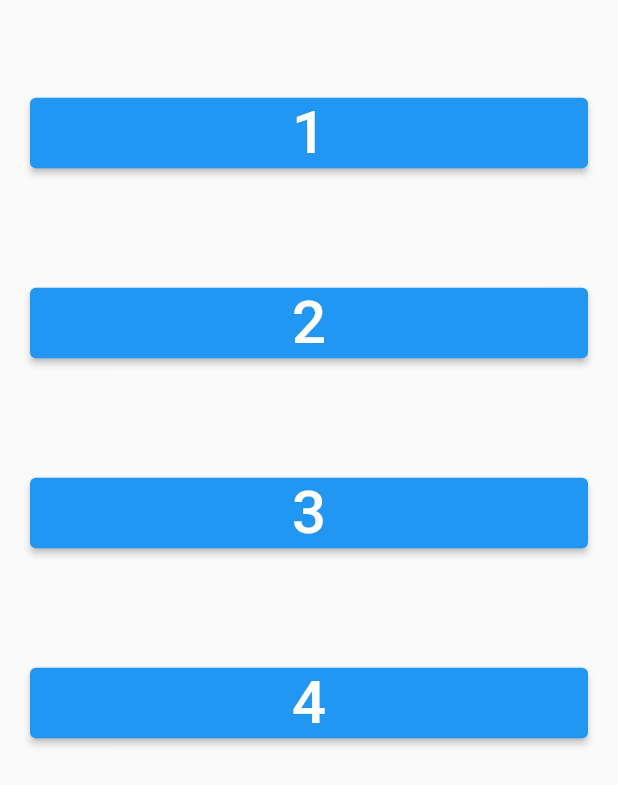
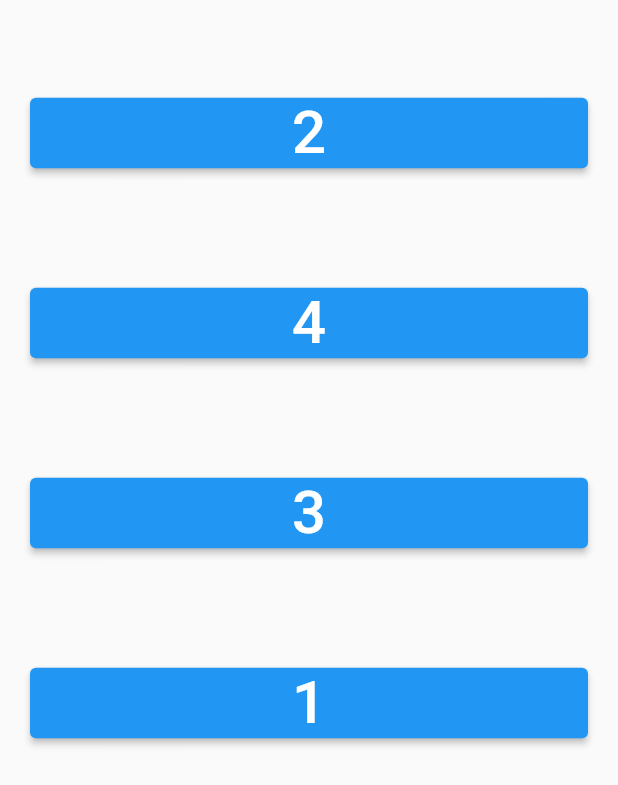
Before and after one commit to FelipeCostaOliveira/Quiz, a Flutter app: the Quiz screen opened by its route, on a phone screen of 412 x 824 dp. Shown: the part 408-1193 px from the top of the screen. Run offline on Flutter 3.47's test engine with Material 2 defaults, Android fonts, the phone set to English and light mode, and no system bars.

```diff
--- a/lib/main.dart
+++ b/lib/main.dart
@@ -15,7 +15,7 @@ class MyApp extends StatelessWidget {
       routes: {
         '/': (context) => const HomePage(),
         '/Quiz':(context) => Quiz(),
-        '/Resultados':(context) => Resultados(acertos: 1),
+        Resultados.routename:(context) => Resultados(),
       },
     );
   }
--- a/lib/pages/HomePage.dart
+++ b/lib/pages/HomePage.dart
@@ -1,5 +1,5 @@
 import 'package:flutter/material.dart';
-import 'QuizPage.dart';
+// import 'QuizPage.dart';
 
 class HomePage extends StatelessWidget {
   const HomePage({Key? key}) : super(key: key);
--- a/lib/pages/QuizPage.dart
+++ b/lib/pages/QuizPage.dart
@@ -1,8 +1,9 @@
 import 'package:flutter/material.dart';
-import 'Resultados.dart';
+import 'package:quiz/pages/Resultados.dart';
+import 'package:quiz/pages/dados.dart';
 
 class Quiz extends StatefulWidget {
-  const Quiz({super.key});
+  const Quiz({Key? key}) : super(key: key);
 
   @override
   State<Quiz> createState() => _QuizState();
@@ -12,116 +13,36 @@ class _QuizState extends State<Quiz> {
   int perguntaNumero = 1;
   int acertos = 0;
   int erros = 0;
+  bool quizConcluido = false; // Variável para controlar se o quiz foi concluído
 
   @override
   Widget build(BuildContext context) {
-    List quiz = [
-      {
-        "pergunta": "a?",
-        "respostas": [
-          "1",
-          "2",
-          "3",
-          "4",
-        ],
-        "alternativa_certa": 2,
-      },
-      {
-        "pergunta": "b",
-        "repostas": [
-          "5",
-          "6",
-          "7",
-          "8",
-        ],
-        "alternativa_certa": 2,
-      },
-      {
-        "pergunta": "c",
-        "repostas": [
-          "9",
-          "10",
-          "11",
-          "12",
-        ],
-        "alternativa_certa": 2,
-      },
-      {
-        "pergunta": "d",
-        "repostas": [
-          "13",
-          "14",
-          "15",
-          "16",
-        ],
-        "alternativa_certa": 2,
-      },
-      {
-        "pergunta": "e",
-        "repostas": [
-          "17",
-          "18",
-          "19",
-          "20",
-        ],
-        "alternativa_certa": 2,
-      },
-      {
-        "pergunta": "f",
-        "repostas": [
-          "21",
-          "22",
-          "23",
-          "24",
-        ],
-        "alternativa_certa": 2,
-      },
-      {
-        "pergunta": "g",
-        "repostas": [
-          "25",
-          "26",
-          "27",
-          "28",
-        ],
-        "alternativa_certa": 2,
-      },
-      {
-        "pergunta": "h",
-        "repostas": [
-          "29",
-          "30",
-          "31",
-          "32",
-        ],
-        "alternativa_certa": 2,
-      },
-      {
-        "pergunta": "i",
-        "repostas": [
-          "33",
-          "34",
-          "35",
-          "36",
-        ],
-        "alternativa_certa": 2,
-      },
-      {
-        "pergunta": "j",
-        "repostas": [
-          "37",
-          "38",
-          "39",
-          "40",
-        ],
-        "alternativa_certa": 2,
-      },
-    ];
-    print('dados');
-    //print(quiz);
+    // quiz.shuffle();
+    quiz.forEach((elemento) {
+      int alternativa_correta = elemento['alternativa_certa'];
+      List respostas = elemento['respostas'];
+      String reposta_certa = elemento['respostas'][alternativa_correta - 1];
+
+      respostas.shuffle();
+      int i = 1;
+
+      respostas.forEach((elemento) {
+        // print(elemento);
+        if (elemento == reposta_certa) {
+          alternativa_correta = i;
+        }
+        i++;
+      });
+      elemento['alternativa_certa'] = alternativa_correta;
+    });
+
     void respondeu(int respostaNumero) {
       setState(() {
-        if (quiz[perguntaNumero - 1]['alternativa_certa'] == respostaNumero) {
+        if (!quizConcluido) {
+          // Verifica se o quiz ainda não foi concluído
+          if (perguntaNumero <= quiz.length) {
+            if (quiz[perguntaNumero - 1]['alternativa_certa'] ==
+                respostaNumero) {
               print('acertou');
               acertos++;
             } else {
@@ -130,10 +51,16 @@ class _QuizState extends State<Quiz> {
             }
 
             print('acertos totais: $acertos\nerros totais: $erros');
-        if (perguntaNumero == 10) {
+
+            if (perguntaNumero == quiz.length) {
               print('terminou o quiz');
+              quizConcluido = true;
+              Navigator.pushNamed(context, 'Resultado',
+                  arguments: Argumentos(acertos));
             } else {
               perguntaNumero++;
+            }
+          }
         }
       });
     }
@@ -155,14 +82,16 @@ class _QuizState extends State<Quiz> {
           children: [
             Align(
               alignment: Alignment.topLeft,
-                child: Text('Pergunta $perguntaNumero de 10'),
+              child: Text('Pergunta $perguntaNumero de ${quiz.length}'),
             ),
             Text('Pergunta:\n\n ' + quiz[perguntaNumero - 1]['pergunta']),
             SizedBox(
               width: double.infinity,
               child: ElevatedButton(
-                  onPressed: () {
-                    Navigator.pushNamed(context, '/Resultados');
+                onPressed: quizConcluido
+                    ? null
+                    : () {
+                        respondeu(1);
                       },
                 child: Text(
                   quiz[perguntaNumero - 1]['respostas'][0],
@@ -173,8 +102,10 @@ class _QuizState extends State<Quiz> {
             SizedBox(
               width: double.infinity,
               child: ElevatedButton(
-                  onPressed: () {
-                    Navigator.pushNamed(context, '/Resultados');
+                onPressed: quizConcluido
+                    ? null
+                    : () {
+                        respondeu(2);
                       },
                 child: Text(
                   quiz[perguntaNumero - 1]['respostas'][1],
@@ -185,8 +116,10 @@ class _QuizState extends State<Quiz> {
             SizedBox(
               width: double.infinity,
               child: ElevatedButton(
-                  onPressed: () {
-                    Navigator.pushNamed(context, '/Resultados');
+                onPressed: quizConcluido
+                    ? null
+                    : () {
+                        respondeu(3);
                       },
                 child: Text(
                   quiz[perguntaNumero - 1]['respostas'][2],
@@ -197,8 +130,10 @@ class _QuizState extends State<Quiz> {
             SizedBox(
               width: double.infinity,
               child: ElevatedButton(
-                  onPressed: () {
-                    Navigator.pushNamed(context, '/Resultados');
+                onPressed: quizConcluido
+                    ? null
+                    : () {
+                        respondeu(4);
                       },
                 child: Text(
                   quiz[perguntaNumero - 1]['respostas'][3],
@@ -208,6 +143,15 @@ class _QuizState extends State<Quiz> {
             ),
           ],
         ),
-        ));
+      ),
+    );
   }
 }
+
+void main() {
+  runApp(
+    MaterialApp(
+      home: Quiz(),
+    ),
+  );
+}
--- a/lib/pages/Resultados.dart
+++ b/lib/pages/Resultados.dart
@@ -1,11 +1,18 @@
 import 'package:flutter/material.dart';
 import 'QuizPage.dart';
 
+class Argumentos {
+  int acertos = 0;
+  Argumentos(this.acertos);
+}
+
 class Resultados extends StatelessWidget {
-  const Resultados({Key? key, required this.acertos }) : super(key: key);
-  final int acertos;
+  static const routename = 'Resultado';
+  const Resultados({Key? key}) : super(key: key);
+
   @override
   Widget build(BuildContext context) {
+    final argumentos = ModalRoute.of(context)?.settings.arguments as Argumentos;
     return Scaffold(
         appBar: AppBar(
           backgroundColor: Colors.black,
@@ -26,7 +33,7 @@ class Resultados extends StatelessWidget {
                 style: TextStyle(fontSize: 50),
               ),
               Text(
-                'Você acertou\n$acertos de 10\nperguntas',
+                'Você acertou\n${argumentos.acertos} de 10\nperguntas',
                 style: TextStyle(fontSize: 40),
               ),
               SizedBox(
--- /dev/null
+++ b/lib/pages/dados.dart
@@ -0,0 +1,54 @@
+final List<Map<String, dynamic>> quiz = [
+      {
+        "pergunta": "a?",
+        "respostas": ["1", "2", "3", "4"],
+        "alternativa_certa": 2,
+      },
+      {
+        "pergunta": "b?",
+        "respostas": ["3", "2", "5", "4"],
+        "alternativa_certa": 2,
+      },
+      {
+        "pergunta": "c?",
+        "respostas": ["3", "2", "5", "4"],
+        "alternativa_certa": 2,
+      },
+      {
+        "pergunta": "d?",
+        "respostas": ["3", "2", "5", "4"],
+        "alternativa_certa": 2,
+      },
+      {
+        "pergunta": "e?",
+        "respostas": ["3", "2", "5", "4"],
+        "alternativa_certa": 2,
+      },
+      {
+        "pergunta": "f?",
+        "respostas": ["3", "2", "5", "4"],
+        "alternativa_certa": 2,
+      },
+      {
+        "pergunta": "g?",
+        "respostas": ["3", "2", "5", "4"],
+        "alternativa_certa": 2,
+      },
+      {
+        "pergunta": "h?",
+        "respostas": ["3", "2", "5", "4"],
+        "alternativa_certa": 2,
+      },
+      {
+        "pergunta": "i?",
+        "respostas": ["3", "2", "5", "4"],
+        "alternativa_certa": 2,
+      },
+      {
+        "pergunta": "j?",
+        "respostas": ["3", "2", "5", "4"],
+        "alternativa_certa": 2,
+      },
+
+      // Adicione mais perguntas aqui...
+    ];
```
Also changed, not shown: pubspec.lock. Lines whose indentation alone changed are shown as unchanged.
